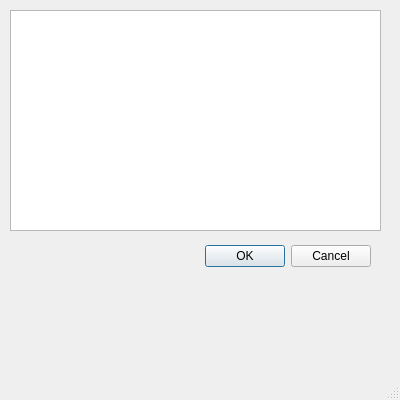
The window that adawindow.ui (mmikulka/AdaColorComplianceChecker) describes before a commit, drawn with Qt 5.
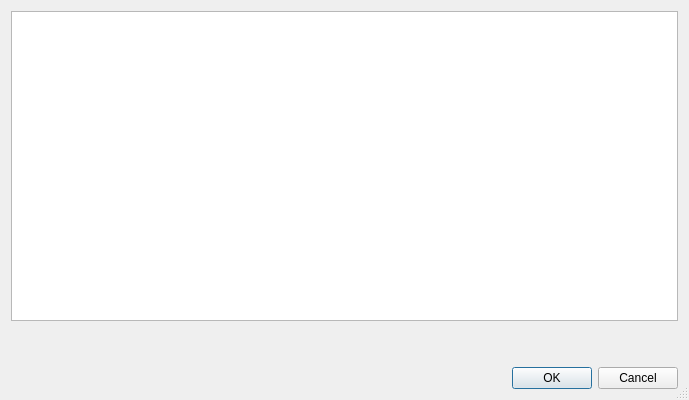
The same window after the commit.

The edit to the form file:
```diff
--- a/adawindow.ui
+++ b/adawindow.ui
@@ -6,7 +6,7 @@
    <rect>
     <x>0</x>
     <y>0</y>
-    <width>400</width>
+    <width>689</width>
     <height>400</height>
    </rect>
   </property>
@@ -28,32 +28,68 @@
   <property name="sizeGripEnabled">
    <bool>true</bool>
   </property>
-  <widget class="QDialogButtonBox" name="buttonBox">
-   <property name="geometry">
-    <rect>
-     <x>30</x>
-     <y>240</y>
-     <width>341</width>
-     <height>32</height>
-    </rect>
-   </property>
-   <property name="orientation">
-    <enum>Qt::Orientation::Horizontal</enum>
-   </property>
-   <property name="standardButtons">
-    <set>QDialogButtonBox::StandardButton::Cancel|QDialogButtonBox::StandardButton::Ok</set>
-   </property>
-  </widget>
-  <widget class="QTableView" name="tableView">
-   <property name="geometry">
-    <rect>
-     <x>10</x>
-     <y>10</y>
-     <width>371</width>
-     <height>221</height>
-    </rect>
-   </property>
-  </widget>
+  <layout class="QVBoxLayout" name="verticalLayout_2">
+   <item>
+    <layout class="QVBoxLayout" name="verticalLayout">
+     <item>
+      <widget class="QTableView" name="tableView">
+       <attribute name="verticalHeaderVisible">
+        <bool>false</bool>
+       </attribute>
+       <attribute name="verticalHeaderStretchLastSection">
+        <bool>false</bool>
+       </attribute>
+      </widget>
+     </item>
+     <item>
+      <spacer name="verticalSpacer">
+       <property name="orientation">
+        <enum>Qt::Orientation::Vertical</enum>
+       </property>
+       <property name="sizeType">
+        <enum>QSizePolicy::Policy::Minimum</enum>
+       </property>
+       <property name="sizeHint" stdset="0">
+        <size>
+         <width>20</width>
+         <height>40</height>
+        </size>
+       </property>
+      </spacer>
+     </item>
+     <item>
+      <layout class="QHBoxLayout" name="horizontalLayout">
+       <item>
+        <spacer name="horizontalSpacer">
+         <property name="orientation">
+          <enum>Qt::Orientation::Horizontal</enum>
+         </property>
+         <property name="sizeHint" stdset="0">
+          <size>
+           <width>40</width>
+           <height>20</height>
+          </size>
+         </property>
+        </spacer>
+       </item>
+       <item>
+        <widget class="QDialogButtonBox" name="buttonBox">
+         <property name="orientation">
+          <enum>Qt::Orientation::Horizontal</enum>
+         </property>
+         <property name="standardButtons">
+          <set>QDialogButtonBox::StandardButton::Cancel|QDialogButtonBox::StandardButton::Ok</set>
+         </property>
+         <property name="centerButtons">
+          <bool>false</bool>
+         </property>
+        </widget>
+       </item>
+      </layout>
+     </item>
+    </layout>
+   </item>
+  </layout>
  </widget>
  <resources/>
  <connections>
```
